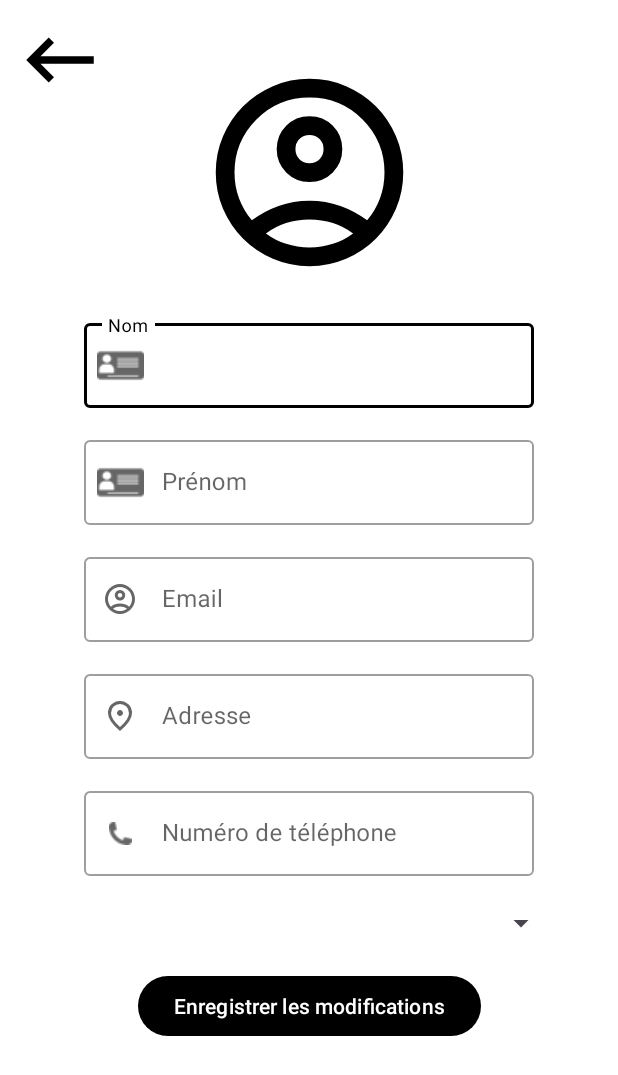
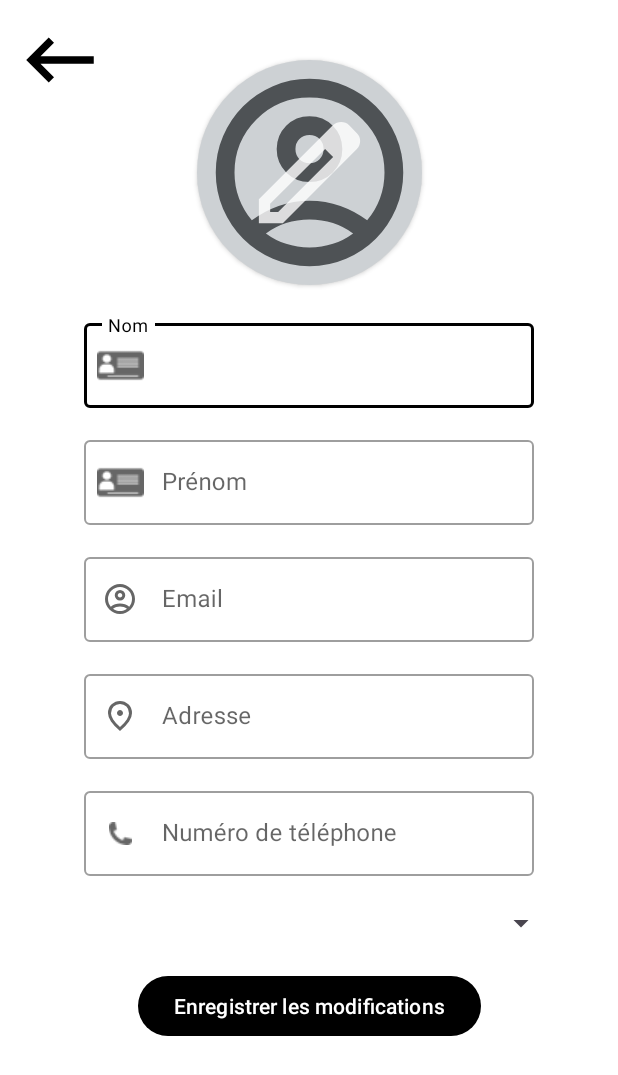
Before and after one commit to mantoniu/Divertech, an Android app: the EditUserActivity screen opened directly, with no data from a screen before it, on a phone screen of 412 x 824 dp. Shown: the top 1075 px of the screen. Run offline under Robolectric (Android 15) with nearby library versions, the phone set to English and light mode, and no system bars; our stand-ins replace Firebase (no records; nobody signed in at launch, a user with empty details on screens opened directly), Picasso.

Commit message:
feat(#40): Amélioration

```diff
--- a/divertech/app/src/main/AndroidManifest.xml
+++ b/divertech/app/src/main/AndroidManifest.xml
@@ -7,8 +7,15 @@
     <uses-feature android:name="android.hardware.camera" />
 
     <uses-permission android:name="android.permission.INTERNET" />
-    <uses-permission android:name="android.permission.WRITE_EXTERNAL_STORAGE" />
-    <uses-permission android:name="android.permission.READ_EXTERNAL_STORAGE" />
+    <uses-permission
+        android:name="android.permission.WRITE_EXTERNAL_STORAGE"
+        android:maxSdkVersion="28" />
+    <uses-permission
+        android:name="android.permission.READ_EXTERNAL_STORAGE"
+        android:maxSdkVersion="32" />
+    <uses-permission
+        android:name="android.permission.READ_MEDIA_AUDIO"
+        android:minSdkVersion="34" />
     <uses-permission android:name="android.permission.CAMERA" />
     <uses-permission android:name="android.permission.WRITE_CALENDAR" />
     <uses-permission android:name="android.permission.READ_CALENDAR" />
@@ -25,7 +32,7 @@
         tools:targetApi="31">
         <activity
             android:name=".ImageCropperActivity"
-            android:exported="true"></activity>
+            android:exported="true" />
         <activity
             android:name="com.canhub.cropper.CropImageActivity"
             android:theme="@style/Base.Theme.AppCompat" />
--- a/divertech/app/src/main/java/Si3/divertech/ImageCropperActivity.java
+++ b/divertech/app/src/main/java/Si3/divertech/ImageCropperActivity.java
@@ -8,6 +8,7 @@ import android.graphics.BitmapFactory;
 import android.net.Uri;
 import android.os.Build;
 import android.os.Bundle;
+import android.util.Log;
 import android.widget.Toast;
 
 import androidx.activity.result.ActivityResultLauncher;
@@ -107,7 +108,7 @@ public class ImageCropperActivity extends AppCompatActivity {
             resultIntent.putExtra("croppedImageUri", Uri.fromFile(tempFile).toString());
             setResult(RESULT_OK, resultIntent);
         } catch (IOException e) {
-            e.printStackTrace();
+            Log.d("Cache image error", "", e);
         }
     }
 }
--- /dev/null
+++ b/divertech/app/src/main/res/drawable/edit_picture.xml
@@ -0,0 +1,24 @@
+<?xml version="1.0" encoding="utf-8"?>
+<layer-list xmlns:android="http://schemas.android.com/apk/res/android">
+    <item>
+        <shape android:shape="rectangle">
+            <solid android:color="#809BA3AA" />
+        </shape>
+    </item>
+    <item
+        android:left="30dp"
+        android:top="30dp"
+        android:right="30dp"
+        android:bottom="30dp">
+        <vector
+            android:width="100dp"
+            android:height="100dp"
+            android:viewportWidth="960"
+            android:viewportHeight="960"
+            android:tint="#CCFFFFFF">
+            <path
+                android:fillColor="@android:color/darker_gray"
+                android:pathData="M200,760L257,760L648,369L591,312L200,703L200,760ZM120,840L120,670L648,143Q660,132 674.5,126Q689,120 705,120Q721,120 736,126Q751,132 762,144L817,200Q829,211 834.5,226Q840,241 840,256Q840,272 834.5,286.5Q829,301 817,313L290,840L120,840ZM760,256L760,256L704,200L704,200L760,256ZM619,341L591,312L591,312L648,369L648,369L619,341Z" />
+        </vector>
+    </item>
+</layer-list>
--- a/divertech/app/src/main/res/layout/activity_edit_user.xml
+++ b/divertech/app/src/main/res/layout/activity_edit_user.xml
@@ -24,28 +24,27 @@
             app:layout_constraintTop_toTopOf="parent"
             android:contentDescription="@string/ReturnArrowDescription" />
 
-        <androidx.constraintlayout.widget.ConstraintLayout
-            android:id="@+id/profile_container"
-            android:layout_width="wrap_content"
-            android:layout_height="wrap_content"
+
+        <androidx.cardview.widget.CardView
+            android:id="@+id/profile_picture_container"
+            android:layout_width="150dp"
+            android:layout_height="150dp"
+            app:cardCornerRadius="250dp"
             android:layout_marginTop="40dp"
-            app:layout_constraintRight_toRightOf="parent"
+            android:layout_gravity="center"
             app:layout_constraintTop_toTopOf="parent"
-            app:layout_constraintLeft_toLeftOf="parent">
+            app:layout_constraintLeft_toLeftOf="parent"
+            app:layout_constraintRight_toRightOf="parent">
 
-            <com.google.android.material.imageview.ShapeableImageView
+            <ImageView
                 android:id="@+id/profile_picture"
                 android:layout_width="150dp"
                 android:layout_height="150dp"
                 android:src="@drawable/profile"
-                app:shapeAppearanceOverlay="@style/circleImageView"
-                app:layout_constraintTop_toTopOf="parent"
-                app:layout_constraintBottom_toBottomOf="parent"
-                app:layout_constraintLeft_toLeftOf="parent"
-                app:layout_constraintRight_toRightOf="parent"
+                android:foreground="@drawable/edit_picture"
+                android:scaleType="centerCrop"
                 android:contentDescription="@string/profile_picture" />
-
-        </androidx.constraintlayout.widget.ConstraintLayout>
+        </androidx.cardview.widget.CardView>
 
         <ProgressBar
             android:id="@+id/progress_bar"
@@ -53,11 +52,10 @@
             android:visibility="invisible"
             android:layout_width="wrap_content"
             android:layout_height="wrap_content"
-            app:layout_constraintLeft_toRightOf="@id/profile_container"
+            app:layout_constraintLeft_toRightOf="@id/profile_picture_container"
             app:layout_constraintRight_toRightOf="parent"
-            app:layout_constraintTop_toTopOf="@id/profile_container"
-            app:layout_constraintBottom_toBottomOf="@id/profile_container" />
-
+            app:layout_constraintTop_toTopOf="@id/profile_picture_container"
+            app:layout_constraintBottom_toBottomOf="@id/profile_picture_container" />
 
         <com.google.android.material.textfield.TextInputLayout
             style="@style/Widget.MaterialComponents.TextInputLayout.OutlinedBox"
@@ -69,7 +67,7 @@
             app:startIconDrawable="@drawable/id"
             app:layout_constraintEnd_toEndOf="parent"
             app:layout_constraintStart_toStartOf="parent"
-            app:layout_constraintTop_toBottomOf="@id/profile_container">
+            app:layout_constraintTop_toBottomOf="@id/profile_picture_container">
 
             <com.google.android.material.textfield.TextInputEditText
                 android:id="@+id/name"
```
